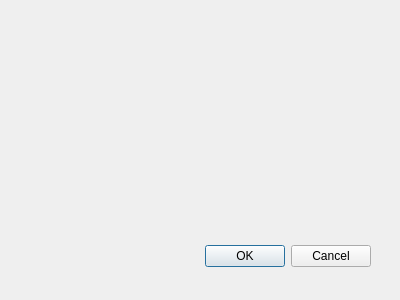
The window that mbb_core_dialog_base.ui (anthony-cooper/mbb-qgis-plugin) describes before a commit, drawn with Qt 5.
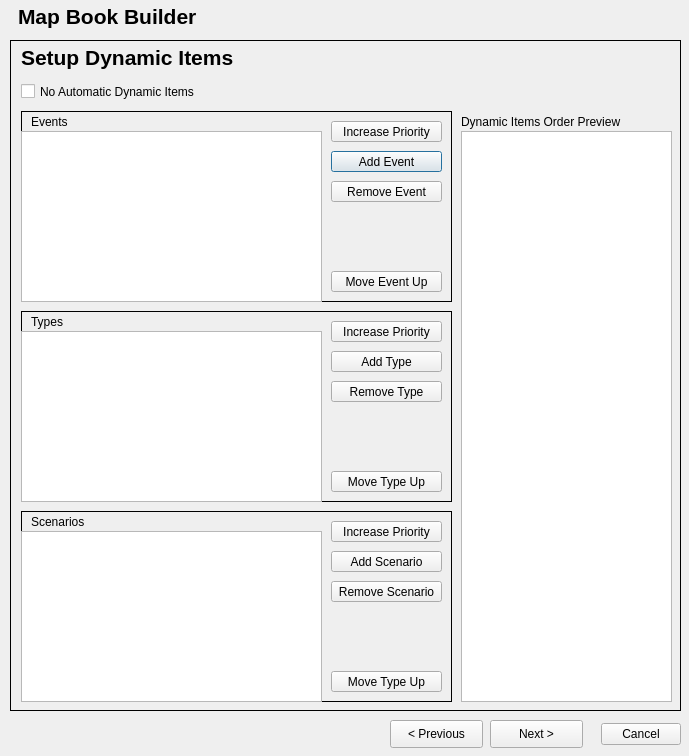
The same window after the commit. Custom widgets are drawn as their Qt base class.

Commit message: Set up base GUI; Develop core iter/recur for list of dynamic layers Set up stacked widget and code to move between pages, as well as set up of each sheets validation

```diff
--- a/mbb_core_dialog_base.ui
+++ b/mbb_core_dialog_base.ui
@@ -1,34 +1,759 @@
 <ui version="4.0" >
  <class>mbb_qgis_pluginDialogBase</class>
- <widget class="QDialog" name="mbb_qgis_pluginDialogBase" >
-  <property name="geometry" >
+ <widget class="QDialog" name="mbb_qgis_pluginDialogBase">
+  <property name="geometry">
    <rect>
     <x>0</x>
     <y>0</y>
-    <width>400</width>
-    <height>300</height>
+    <width>689</width>
+    <height>756</height>
    </rect>
   </property>
   <property name="windowTitle" >
    <string>Map Book Builder</string>
   </property>
-  <widget class="QDialogButtonBox" name="button_box" >
-   <property name="geometry" >
+  <widget class="QStackedWidget" name="stackedWidget">
+   <property name="geometry">
     <rect>
-     <x>30</x>
-     <y>240</y>
-     <width>341</width>
-     <height>32</height>
+     <x>10</x>
+     <y>40</y>
+     <width>671</width>
+     <height>671</height>
     </rect>
    </property>
-   <property name="orientation" >
-    <enum>Qt::Horizontal</enum>
+   <property name="frameShape">
+    <enum>QFrame::Box</enum>
    </property>
-   <property name="standardButtons" >
-    <set>QDialogButtonBox::Cancel|QDialogButtonBox::Ok</set>
+   <property name="currentIndex">
+    <number>3</number>
+   </property>
+   <widget class="QWidget" name="Setup">
+    <widget class="QRadioButton" name="loadExisting">
+     <property name="geometry">
+      <rect>
+       <x>10</x>
+       <y>40</y>
+       <width>161</width>
+       <height>21</height>
+      </rect>
+     </property>
+     <property name="text">
+      <string>Load Existing Setup File</string>
+     </property>
+    </widget>
+    <widget class="QRadioButton" name="modExisting">
+     <property name="geometry">
+      <rect>
+       <x>10</x>
+       <y>90</y>
+       <width>161</width>
+       <height>21</height>
+      </rect>
+     </property>
+     <property name="text">
+      <string>Modify Existing</string>
+     </property>
+    </widget>
+    <widget class="QRadioButton" name="permCopyExisting">
+     <property name="geometry">
+      <rect>
+       <x>130</x>
+       <y>90</y>
+       <width>191</width>
+       <height>21</height>
+      </rect>
+     </property>
+     <property name="text">
+      <string>Modify a permanent copy</string>
+     </property>
+    </widget>
+    <widget class="QRadioButton" name="tempCopyExisting">
+     <property name="geometry">
+      <rect>
+       <x>310</x>
+       <y>90</y>
+       <width>191</width>
+       <height>21</height>
+      </rect>
+     </property>
+     <property name="text">
+      <string>Modify a temporary copy</string>
+     </property>
+    </widget>
+    <widget class="QRadioButton" name="newPermSetup">
+     <property name="geometry">
+      <rect>
+       <x>10</x>
+       <y>130</y>
+       <width>191</width>
+       <height>20</height>
+      </rect>
+     </property>
+     <property name="text">
+      <string>Save Setup File</string>
+     </property>
+    </widget>
+    <widget class="QRadioButton" name="newTempSetup">
+     <property name="geometry">
+      <rect>
+       <x>10</x>
+       <y>200</y>
+       <width>191</width>
+       <height>20</height>
+      </rect>
+     </property>
+     <property name="text">
+      <string>Create Temporary Setup File</string>
+     </property>
+    </widget>
+    <widget class="QToolButton" name="loadExistingBrowser">
+     <property name="geometry">
+      <rect>
+       <x>630</x>
+       <y>60</y>
+       <width>27</width>
+       <height>22</height>
+      </rect>
+     </property>
+     <property name="text">
+      <string>...</string>
+     </property>
+    </widget>
+    <widget class="QLineEdit" name="existingSetupFile">
+     <property name="geometry">
+      <rect>
+       <x>10</x>
+       <y>60</y>
+       <width>611</width>
+       <height>22</height>
+      </rect>
+     </property>
+    </widget>
+    <widget class="QLineEdit" name="newSetupFile">
+     <property name="geometry">
+      <rect>
+       <x>10</x>
+       <y>150</y>
+       <width>611</width>
+       <height>22</height>
+      </rect>
+     </property>
+    </widget>
+    <widget class="QToolButton" name="saveSetupBrowser">
+     <property name="geometry">
+      <rect>
+       <x>630</x>
+       <y>150</y>
+       <width>27</width>
+       <height>22</height>
+      </rect>
+     </property>
+     <property name="text">
+      <string>...</string>
+     </property>
+    </widget>
+    <widget class="QLabel" name="title_label_2">
+     <property name="geometry">
+      <rect>
+       <x>10</x>
+       <y>0</y>
+       <width>481</width>
+       <height>33</height>
+      </rect>
+     </property>
+     <property name="text">
+      <string>&lt;!DOCTYPE HTML PUBLIC &quot;-//W3C//DTD HTML 4.0//EN&quot; &quot;http://www.w3.org/TR/REC-html40/strict.dtd&quot;&gt;
+&lt;html&gt;&lt;head&gt;&lt;meta name=&quot;qrichtext&quot; content=&quot;1&quot; /&gt;&lt;style type=&quot;text/css&quot;&gt;
+p, li { white-space: pre-wrap; }
+&lt;/style&gt;&lt;/head&gt;&lt;body style=&quot; font-family:'MS Shell Dlg 2'; font-size:8pt; font-weight:400; font-style:normal;&quot;&gt;
+&lt;p style=&quot; margin-top:0px; margin-bottom:0px; margin-left:0px; margin-right:0px; -qt-block-indent:0; text-indent:0px;&quot;&gt;&lt;span style=&quot; font-family:'Sans Serif'; font-size:16pt; font-weight:600;&quot;&gt;Setup Map Book Builder Config File&lt;/span&gt;&lt;/p&gt;&lt;/body&gt;&lt;/html&gt;</string>
+     </property>
+     <property name="alignment">
+      <set>Qt::AlignLeading|Qt::AlignLeft|Qt::AlignVCenter</set>
+     </property>
+    </widget>
+   </widget>
+   <widget class="QWidget" name="Template">
+    <widget class="QTreeWidget" name="templates">
+     <property name="geometry">
+      <rect>
+       <x>140</x>
+       <y>300</y>
+       <width>256</width>
+       <height>192</height>
+      </rect>
+     </property>
+     <column>
+      <property name="text">
+       <string notr="true">1</string>
+      </property>
+     </column>
+    </widget>
+    <widget class="QgsOpacityWidget" name="mainOverlayT">
+     <property name="geometry">
+      <rect>
+       <x>360</x>
+       <y>250</y>
+       <width>160</width>
+       <height>27</height>
+      </rect>
+     </property>
+     <property name="opacity">
+      <double>0.500000000000000</double>
+     </property>
+    </widget>
+    <widget class="QCheckBox" name="mainOverlay">
+     <property name="geometry">
+      <rect>
+       <x>360</x>
+       <y>230</y>
+       <width>131</width>
+       <height>20</height>
+      </rect>
+     </property>
+     <property name="text">
+      <string>Overlay Basemap</string>
+     </property>
+    </widget>
+    <widget class="QComboBox" name="mainBasemap">
+     <property name="geometry">
+      <rect>
+       <x>152</x>
+       <y>250</y>
+       <width>201</width>
+       <height>22</height>
+      </rect>
+     </property>
+    </widget>
+    <widget class="QLabel" name="title_label_3">
+     <property name="geometry">
+      <rect>
+       <x>10</x>
+       <y>0</y>
+       <width>481</width>
+       <height>33</height>
+      </rect>
+     </property>
+     <property name="text">
+      <string>&lt;!DOCTYPE HTML PUBLIC &quot;-//W3C//DTD HTML 4.0//EN&quot; &quot;http://www.w3.org/TR/REC-html40/strict.dtd&quot;&gt;
+&lt;html&gt;&lt;head&gt;&lt;meta name=&quot;qrichtext&quot; content=&quot;1&quot; /&gt;&lt;style type=&quot;text/css&quot;&gt;
+p, li { white-space: pre-wrap; }
+&lt;/style&gt;&lt;/head&gt;&lt;body style=&quot; font-family:'MS Shell Dlg 2'; font-size:8pt; font-weight:400; font-style:normal;&quot;&gt;
+&lt;p style=&quot; margin-top:0px; margin-bottom:0px; margin-left:0px; margin-right:0px; -qt-block-indent:0; text-indent:0px;&quot;&gt;&lt;span style=&quot; font-family:'Sans Serif'; font-size:16pt; font-weight:600;&quot;&gt;Setup Map Template&lt;/span&gt;&lt;/p&gt;&lt;/body&gt;&lt;/html&gt;</string>
+     </property>
+     <property name="alignment">
+      <set>Qt::AlignLeading|Qt::AlignLeft|Qt::AlignVCenter</set>
+     </property>
+    </widget>
+   </widget>
+   <widget class="QWidget" name="Consistent">
+    <widget class="QLabel" name="title_label_4">
+     <property name="geometry">
+      <rect>
+       <x>10</x>
+       <y>0</y>
+       <width>481</width>
+       <height>33</height>
+      </rect>
+     </property>
+     <property name="text">
+      <string>&lt;!DOCTYPE HTML PUBLIC &quot;-//W3C//DTD HTML 4.0//EN&quot; &quot;http://www.w3.org/TR/REC-html40/strict.dtd&quot;&gt;
+&lt;html&gt;&lt;head&gt;&lt;meta name=&quot;qrichtext&quot; content=&quot;1&quot; /&gt;&lt;style type=&quot;text/css&quot;&gt;
+p, li { white-space: pre-wrap; }
+&lt;/style&gt;&lt;/head&gt;&lt;body style=&quot; font-family:'MS Shell Dlg 2'; font-size:8pt; font-weight:400; font-style:normal;&quot;&gt;
+&lt;p style=&quot; margin-top:0px; margin-bottom:0px; margin-left:0px; margin-right:0px; -qt-block-indent:0; text-indent:0px;&quot;&gt;&lt;span style=&quot; font-family:'Sans Serif'; font-size:16pt; font-weight:600;&quot;&gt;Setup Consistent Items&lt;/span&gt;&lt;/p&gt;&lt;/body&gt;&lt;/html&gt;</string>
+     </property>
+     <property name="alignment">
+      <set>Qt::AlignLeading|Qt::AlignLeft|Qt::AlignVCenter</set>
+     </property>
+    </widget>
+   </widget>
+   <widget class="QWidget" name="Dynamic">
+    <widget class="QLabel" name="title_label_5">
+     <property name="geometry">
+      <rect>
+       <x>10</x>
+       <y>0</y>
+       <width>481</width>
+       <height>33</height>
+      </rect>
+     </property>
+     <property name="text">
+      <string>&lt;!DOCTYPE HTML PUBLIC &quot;-//W3C//DTD HTML 4.0//EN&quot; &quot;http://www.w3.org/TR/REC-html40/strict.dtd&quot;&gt;
+&lt;html&gt;&lt;head&gt;&lt;meta name=&quot;qrichtext&quot; content=&quot;1&quot; /&gt;&lt;style type=&quot;text/css&quot;&gt;
+p, li { white-space: pre-wrap; }
+&lt;/style&gt;&lt;/head&gt;&lt;body style=&quot; font-family:'MS Shell Dlg 2'; font-size:8pt; font-weight:400; font-style:normal;&quot;&gt;
+&lt;p style=&quot; margin-top:0px; margin-bottom:0px; margin-left:0px; margin-right:0px; -qt-block-indent:0; text-indent:0px;&quot;&gt;&lt;span style=&quot; font-family:'Sans Serif'; font-size:16pt; font-weight:600;&quot;&gt;Setup Dynamic Items&lt;/span&gt;&lt;/p&gt;&lt;/body&gt;&lt;/html&gt;</string>
+     </property>
+     <property name="alignment">
+      <set>Qt::AlignLeading|Qt::AlignLeft|Qt::AlignVCenter</set>
+     </property>
+    </widget>
+    <widget class="QCheckBox" name="checkBox">
+     <property name="geometry">
+      <rect>
+       <x>10</x>
+       <y>40</y>
+       <width>201</width>
+       <height>21</height>
+      </rect>
+     </property>
+     <property name="text">
+      <string>No Automatic Dynamic Items</string>
+     </property>
+    </widget>
+    <widget class="QListWidget" name="previewList">
+     <property name="geometry">
+      <rect>
+       <x>450</x>
+       <y>90</y>
+       <width>211</width>
+       <height>571</height>
+      </rect>
+     </property>
+     <property name="horizontalScrollBarPolicy">
+      <enum>Qt::ScrollBarAlwaysOff</enum>
+     </property>
+     <property name="editTriggers">
+      <set>QAbstractItemView::NoEditTriggers</set>
+     </property>
+     <property name="showDropIndicator" stdset="0">
+      <bool>false</bool>
+     </property>
+     <property name="defaultDropAction">
+      <enum>Qt::IgnoreAction</enum>
+     </property>
+     <property name="alternatingRowColors">
+      <bool>true</bool>
+     </property>
+     <property name="selectionMode">
+      <enum>QAbstractItemView::NoSelection</enum>
+     </property>
+    </widget>
+    <widget class="QLabel" name="label">
+     <property name="geometry">
+      <rect>
+       <x>450</x>
+       <y>70</y>
+       <width>211</width>
+       <height>21</height>
+      </rect>
+     </property>
+     <property name="text">
+      <string>Dynamic Items Order Preview</string>
+     </property>
+    </widget>
+    <widget class="QFrame" name="Events">
+     <property name="geometry">
+      <rect>
+       <x>10</x>
+       <y>70</y>
+       <width>431</width>
+       <height>191</height>
+      </rect>
+     </property>
+     <property name="frameShape">
+      <enum>QFrame::Box</enum>
+     </property>
+     <property name="frameShadow">
+      <enum>QFrame::Plain</enum>
+     </property>
+     <widget class="QLabel" name="label_2">
+      <property name="geometry">
+       <rect>
+        <x>10</x>
+        <y>0</y>
+        <width>71</width>
+        <height>21</height>
+       </rect>
+      </property>
+      <property name="text">
+       <string>Events</string>
+      </property>
+     </widget>
+     <widget class="QPushButton" name="eAdd">
+      <property name="geometry">
+       <rect>
+        <x>310</x>
+        <y>40</y>
+        <width>111</width>
+        <height>21</height>
+       </rect>
+      </property>
+      <property name="text">
+       <string>Add Event</string>
+      </property>
+     </widget>
+     <widget class="QPushButton" name="eRemove">
+      <property name="geometry">
+       <rect>
+        <x>310</x>
+        <y>70</y>
+        <width>111</width>
+        <height>21</height>
+       </rect>
+      </property>
+      <property name="text">
+       <string>Remove Event</string>
+      </property>
+     </widget>
+     <widget class="QPushButton" name="eMoveUp">
+      <property name="geometry">
+       <rect>
+        <x>310</x>
+        <y>160</y>
+        <width>111</width>
+        <height>21</height>
+       </rect>
+      </property>
+      <property name="text">
+       <string>Move Event Up</string>
+      </property>
+     </widget>
+     <widget class="QPushButton" name="eIncrease">
+      <property name="geometry">
+       <rect>
+        <x>310</x>
+        <y>10</y>
+        <width>111</width>
+        <height>21</height>
+       </rect>
+      </property>
+      <property name="text">
+       <string>Increase Priority</string>
+      </property>
+     </widget>
+     <widget class="QListWidget" name="eList">
+      <property name="geometry">
+       <rect>
+        <x>0</x>
+        <y>20</y>
+        <width>301</width>
+        <height>171</height>
+       </rect>
+      </property>
+      <property name="alternatingRowColors">
+       <bool>true</bool>
+      </property>
+     </widget>
+    </widget>
+    <widget class="QFrame" name="Types">
+     <property name="geometry">
+      <rect>
+       <x>10</x>
+       <y>270</y>
+       <width>431</width>
+       <height>191</height>
+      </rect>
+     </property>
+     <property name="frameShape">
+      <enum>QFrame::Box</enum>
+     </property>
+     <property name="frameShadow">
+      <enum>QFrame::Plain</enum>
+     </property>
+     <widget class="QLabel" name="label_4">
+      <property name="geometry">
+       <rect>
+        <x>10</x>
+        <y>0</y>
+        <width>71</width>
+        <height>21</height>
+       </rect>
+      </property>
+      <property name="text">
+       <string>Types</string>
+      </property>
+     </widget>
+     <widget class="QPushButton" name="tAdd">
+      <property name="geometry">
+       <rect>
+        <x>310</x>
+        <y>40</y>
+        <width>111</width>
+        <height>21</height>
+       </rect>
+      </property>
+      <property name="text">
+       <string>Add Type</string>
+      </property>
+     </widget>
+     <widget class="QPushButton" name="tRemove">
+      <property name="geometry">
+       <rect>
+        <x>310</x>
+        <y>70</y>
+        <width>111</width>
+        <height>21</height>
+       </rect>
+      </property>
+      <property name="text">
+       <string>Remove Type</string>
+      </property>
+     </widget>
+     <widget class="QPushButton" name="tMoveUp">
+      <property name="geometry">
+       <rect>
+        <x>310</x>
+        <y>160</y>
+        <width>111</width>
+        <height>21</height>
+       </rect>
+      </property>
+      <property name="text">
+       <string>Move Type Up</string>
+      </property>
+     </widget>
+     <widget class="QPushButton" name="tIncrease">
+      <property name="geometry">
+       <rect>
+        <x>310</x>
+        <y>10</y>
+        <width>111</width>
+        <height>21</height>
+       </rect>
+      </property>
+      <property name="text">
+       <string>Increase Priority</string>
+      </property>
+     </widget>
+     <widget class="QListWidget" name="tList">
+      <property name="geometry">
+       <rect>
+        <x>0</x>
+        <y>20</y>
+        <width>301</width>
+        <height>171</height>
+       </rect>
+      </property>
+      <property name="alternatingRowColors">
+       <bool>true</bool>
+      </property>
+     </widget>
+    </widget>
+    <widget class="QFrame" name="Types_2">
+     <property name="geometry">
+      <rect>
+       <x>10</x>
+       <y>470</y>
+       <width>431</width>
+       <height>191</height>
+      </rect>
+     </property>
+     <property name="frameShape">
+      <enum>QFrame::Box</enum>
+     </property>
+     <property name="frameShadow">
+      <enum>QFrame::Plain</enum>
+     </property>
+     <widget class="QLabel" name="label_6">
+      <property name="geometry">
+       <rect>
+        <x>10</x>
+        <y>0</y>
+        <width>71</width>
+        <height>21</height>
+       </rect>
+      </property>
+      <property name="text">
+       <string>Scenarios</string>
+      </property>
+     </widget>
+     <widget class="QPushButton" name="sAdd">
+      <property name="geometry">
+       <rect>
+        <x>310</x>
+        <y>40</y>
+        <width>111</width>
+        <height>21</height>
+       </rect>
+      </property>
+      <property name="text">
+       <string>Add Scenario</string>
+      </property>
+     </widget>
+     <widget class="QPushButton" name="tRemove_3">
+      <property name="geometry">
+       <rect>
+        <x>310</x>
+        <y>70</y>
+        <width>111</width>
+        <height>21</height>
+       </rect>
+      </property>
+      <property name="text">
+       <string>Remove Scenario</string>
+      </property>
+     </widget>
+     <widget class="QPushButton" name="sMoveUp">
+      <property name="geometry">
+       <rect>
+        <x>310</x>
+        <y>160</y>
+        <width>111</width>
+        <height>21</height>
+       </rect>
+      </property>
+      <property name="text">
+       <string>Move Type Up</string>
+      </property>
+     </widget>
+     <widget class="QPushButton" name="sIncrease">
+      <property name="geometry">
+       <rect>
+        <x>310</x>
+        <y>10</y>
+        <width>111</width>
+        <height>21</height>
+       </rect>
+      </property>
+      <property name="text">
+       <string>Increase Priority</string>
+      </property>
+     </widget>
+     <widget class="QTreeWidget" name="treeWidget">
+      <property name="geometry">
+       <rect>
+        <x>0</x>
+        <y>20</y>
+        <width>301</width>
+        <height>171</height>
+       </rect>
+      </property>
+      <property name="lineWidth">
+       <number>0</number>
+      </property>
+      <property name="selectionBehavior">
+       <enum>QAbstractItemView::SelectItems</enum>
+      </property>
+      <property name="itemsExpandable">
+       <bool>true</bool>
+      </property>
+      <property name="sortingEnabled">
+       <bool>false</bool>
+      </property>
+      <property name="wordWrap">
+       <bool>true</bool>
+      </property>
+      <property name="columnCount">
+       <number>1</number>
+      </property>
+      <attribute name="headerVisible">
+       <bool>false</bool>
+      </attribute>
+      <attribute name="headerShowSortIndicator" stdset="0">
+       <bool>false</bool>
+      </attribute>
+      <column>
+       <property name="text">
+        <string notr="true">1</string>
+       </property>
+      </column>
+     </widget>
+    </widget>
+   </widget>
+   <widget class="QWidget" name="Review">
+    <widget class="QLabel" name="title_label_6">
+     <property name="geometry">
+      <rect>
+       <x>10</x>
+       <y>0</y>
+       <width>481</width>
+       <height>33</height>
+      </rect>
+     </property>
+     <property name="text">
+      <string>&lt;!DOCTYPE HTML PUBLIC &quot;-//W3C//DTD HTML 4.0//EN&quot; &quot;http://www.w3.org/TR/REC-html40/strict.dtd&quot;&gt;
+&lt;html&gt;&lt;head&gt;&lt;meta name=&quot;qrichtext&quot; content=&quot;1&quot; /&gt;&lt;style type=&quot;text/css&quot;&gt;
+p, li { white-space: pre-wrap; }
+&lt;/style&gt;&lt;/head&gt;&lt;body style=&quot; font-family:'MS Shell Dlg 2'; font-size:8pt; font-weight:400; font-style:normal;&quot;&gt;
+&lt;p style=&quot; margin-top:0px; margin-bottom:0px; margin-left:0px; margin-right:0px; -qt-block-indent:0; text-indent:0px;&quot;&gt;&lt;span style=&quot; font-family:'Sans Serif'; font-size:16pt; font-weight:600;&quot;&gt;Review of Maps to be created&lt;/span&gt;&lt;/p&gt;&lt;/body&gt;&lt;/html&gt;</string>
+     </property>
+     <property name="alignment">
+      <set>Qt::AlignLeading|Qt::AlignLeft|Qt::AlignVCenter</set>
+     </property>
+    </widget>
+   </widget>
+  </widget>
+  <widget class="QPushButton" name="nextButton">
+   <property name="geometry">
+    <rect>
+     <x>490</x>
+     <y>720</y>
+     <width>93</width>
+     <height>28</height>
+    </rect>
+   </property>
+   <property name="text">
+    <string>Next &gt;</string>
+   </property>
+  </widget>
+  <widget class="QDialogButtonBox" name="cancelButton">
+   <property name="geometry">
+    <rect>
+     <x>590</x>
+     <y>720</y>
+     <width>91</width>
+     <height>28</height>
+    </rect>
+   </property>
+   <property name="standardButtons">
+    <set>QDialogButtonBox::Cancel</set>
+   </property>
+  </widget>
+  <widget class="QPushButton" name="prevButton">
+   <property name="enabled">
+    <bool>true</bool>
+   </property>
+   <property name="geometry">
+    <rect>
+     <x>390</x>
+     <y>720</y>
+     <width>93</width>
+     <height>28</height>
+    </rect>
+   </property>
+   <property name="text">
+    <string>&lt; Previous</string>
+   </property>
+   <property name="checkable">
+    <bool>false</bool>
+   </property>
+   <property name="checked">
+    <bool>false</bool>
+   </property>
+   <property name="autoExclusive">
+    <bool>false</bool>
+   </property>
+  </widget>
+  <widget class="QLabel" name="title_label">
+   <property name="geometry">
+    <rect>
+     <x>18</x>
+     <y>0</y>
+     <width>251</width>
+     <height>33</height>
+    </rect>
+   </property>
+   <property name="text">
+    <string>&lt;!DOCTYPE HTML PUBLIC &quot;-//W3C//DTD HTML 4.0//EN&quot; &quot;http://www.w3.org/TR/REC-html40/strict.dtd&quot;&gt;
+&lt;html&gt;&lt;head&gt;&lt;meta name=&quot;qrichtext&quot; content=&quot;1&quot; /&gt;&lt;style type=&quot;text/css&quot;&gt;
+p, li { white-space: pre-wrap; }
+&lt;/style&gt;&lt;/head&gt;&lt;body style=&quot; font-family:'MS Shell Dlg 2'; font-size:8pt; font-weight:400; font-style:normal;&quot;&gt;
+&lt;p style=&quot; margin-top:0px; margin-bottom:0px; margin-left:0px; margin-right:0px; -qt-block-indent:0; text-indent:0px;&quot;&gt;&lt;span style=&quot; font-family:'Sans Serif'; font-size:16pt; font-weight:600;&quot;&gt;Map Book Builder&lt;/span&gt;&lt;/p&gt;&lt;/body&gt;&lt;/html&gt;</string>
+   </property>
+   <property name="alignment">
+    <set>Qt::AlignLeading|Qt::AlignLeft|Qt::AlignVCenter</set>
    </property>
   </widget>
  </widget>
+ <customwidgets>
+  <customwidget>
+   <class>QgsOpacityWidget</class>
+   <extends>QWidget</extends>
+   <header>qgsopacitywidget.h</header>
+  </customwidget>
+ </customwidgets>
  <resources/>
  <connections>
   <connection>
```
Left out of the diff: 40 changed lines with no effect on the pictures. The commit also changes 3 other files.
